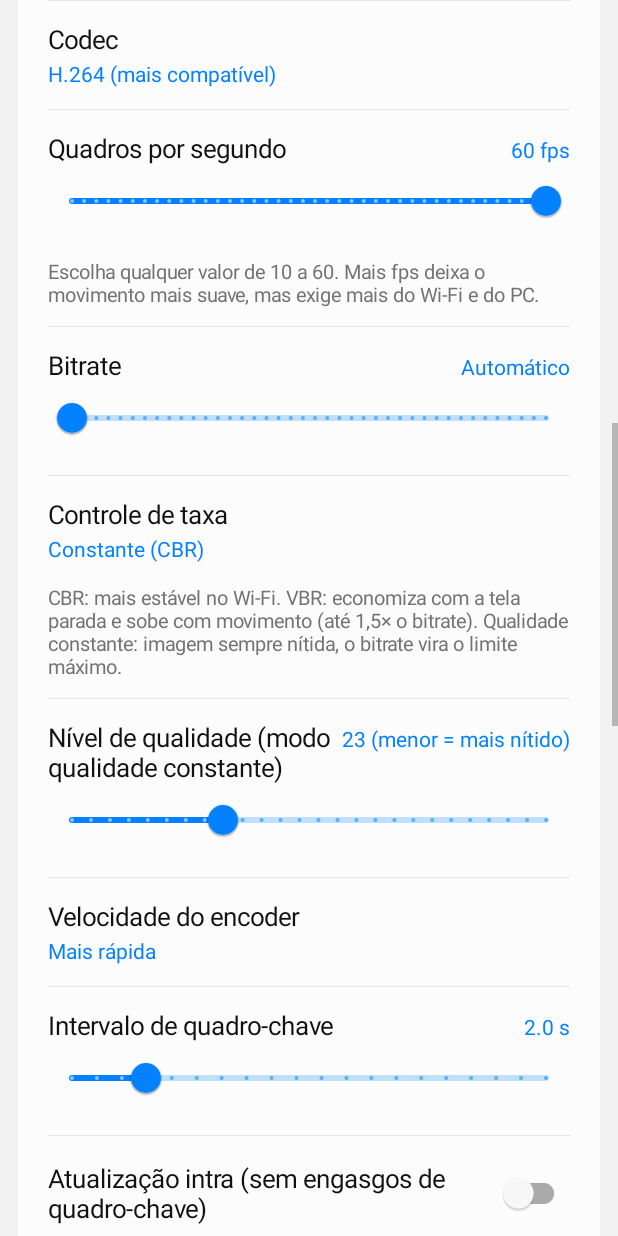
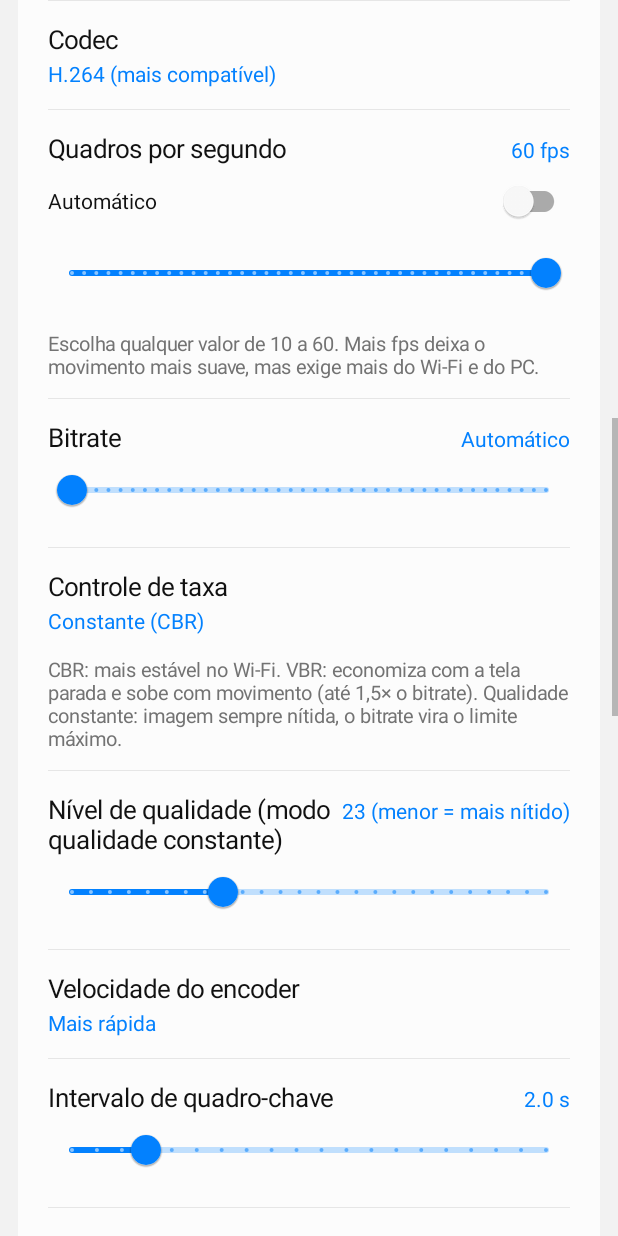
Before and after one commit to parceiros-beep/segunda-tela, an Android app: the screen it shows after launch (ConnectActivity), scrolled down 1153 dp, on a phone screen of 412 x 824 dp. Run offline under Robolectric (Android 15) with nearby library versions, the phone set to English and light mode, and no system bars.

Commit message:
FPS automático no app
Interruptor 'Automático' acima do controle de FPS. Automático escolhe
60 fps em cabo USB ou em Wi‑Fi 5/6 GHz com link alto; senão 30 fps.
O valor escolhido aparece na tela e é usado no cálculo do bitrate.

Claude-Session: https://claude.ai/code/session_01PihY7ZeqEAWv475Mxac5T5

```diff
--- a/android/app/build.gradle
+++ b/android/app/build.gradle
@@ -11,8 +11,8 @@ android {
         applicationId "com.segundatela.app"
         minSdk 26
         targetSdk 34
-        versionCode 7
-        versionName "3.3"
+        versionCode 8
+        versionName "3.4"
     }
 
     signingConfigs {
--- a/android/app/src/main/java/com/segundatela/app/Ajustes.kt
+++ b/android/app/src/main/java/com/segundatela/app/Ajustes.kt
@@ -13,7 +13,7 @@ data class Ajustes(
     // Vídeo e desempenho
     var perfil: String = "personalizado", // desenho | trabalho | video | economia | personalizado
     var codec: String = "h264",         // h264 | h265
-    var fps: Int = 60,                  // livre, de 10 a 60
+    var fps: Int = 60,                  // 0 = automático; senão livre, de 10 a 60
     var mbps: Int = 0,                  // 0 = automático; 2..150
     var taxa: String = "cbr",           // cbr | vbr | cq
     var cq: Int = 23,                   // qualidade constante (menor = melhor)
@@ -96,7 +96,7 @@ data class Ajustes(
             orientacao = p.getString("orientacao", "auto")!!,
             perfil = p.getString("perfil", "personalizado")!!,
             codec = p.getString("codec", "h264")!!,
-            fps = p.getInt("fps3", 60).coerceIn(10, 60),
+            fps = p.getInt("fps3", 60).let { if (it == 0) 0 else it.coerceIn(10, 60) },
             mbps = p.getInt("mbps", 0).coerceIn(0, 150),
             taxa = p.getString("taxa", "cbr")!!,
             cq = p.getInt("cq", 23).coerceIn(15, 40),
--- a/android/app/src/main/java/com/segundatela/app/ConnectActivity.kt
+++ b/android/app/src/main/java/com/segundatela/app/ConnectActivity.kt
@@ -101,8 +101,7 @@ class ConnectActivity : AppCompatActivity(), NsdDiscovery.Listener {
         escolha(v, R.string.opt_codec, listOf(
             "h264" to getString(R.string.codec_h264),
             "h265" to getString(R.string.codec_h265)), aj.codec) { aj.codec = it; personalizado() }
-        deslizante(v, R.string.fps, 10f, 60f, 1f, aj.fps.toFloat(),
-            { x -> "${x.toInt()} fps" }) { aj.fps = it.toInt(); personalizado() }
+        controleFps(v)
         dica(v, R.string.fps_hint)
         deslizante(v, R.string.opt_bitrate, 0f, 150f, 1f, aj.mbps.toFloat(),
             { x -> if (x < 1f) getString(R.string.bitrate_auto) else "${x.toInt()} Mbps" }) {
@@ -256,6 +255,63 @@ class ConnectActivity : AppCompatActivity(), NsdDiscovery.Listener {
             LinearLayout.LayoutParams.MATCH_PARENT, LinearLayout.LayoutParams.WRAP_CONTENT))
     }
 
+    /** FPS: valor livre de 10 a 60, ou Automático (a rede escolhe ao conectar). */
+    private fun controleFps(pai: LinearLayout) {
+        val row = linhaBase(pai, vertical = true)
+        row.background = null
+        val topo = LinearLayout(this).apply { orientation = LinearLayout.HORIZONTAL }
+        topo.addView(texto(getString(R.string.fps), 17f, R.color.text_primary),
+            LinearLayout.LayoutParams(0, LinearLayout.LayoutParams.WRAP_CONTENT, 1f))
+        val valor = texto("", 14f, R.color.accent)
+        topo.addView(valor)
+        row.addView(topo, LinearLayout.LayoutParams(
+            LinearLayout.LayoutParams.MATCH_PARENT, LinearLayout.LayoutParams.WRAP_CONTENT))
+
+        var manual = if (aj.fps in 10..60) aj.fps else 60
+        val slider = Slider(this).apply {
+            valueFrom = 10f; valueTo = 60f; stepSize = 1f
+            value = manual.toFloat()
+            labelBehavior = LabelFormatter.LABEL_GONE
+        }
+        val auto = SwitchMaterial(this).apply {
+            text = getString(R.string.fps_auto)
+            setTextColor(getColor(R.color.text_primary))
+            isChecked = aj.fps == 0
+        }
+        fun atualizar() {
+            if (auto.isChecked) {
+                valor.text = getString(R.string.fps_auto_value, fpsAutomatico())
+                slider.isEnabled = false
+            } else {
+                valor.text = "${manual} fps"
+                slider.isEnabled = true
+            }
+        }
+        slider.addOnChangeListener { _, x, doUsuario ->
+            manual = x.toInt()
+            if (doUsuario) {
+                if (!auto.isChecked) aj.fps = manual
+                personalizado(); aj.salvar(prefs)
+            }
+            atualizar()
+        }
+        auto.setOnCheckedChangeListener { _, marcado ->
+            aj.fps = if (marcado) 0 else manual
+            personalizado(); aj.salvar(prefs)
+            atualizar()
+        }
+        row.addView(auto)
+        row.addView(slider, LinearLayout.LayoutParams(
+            LinearLayout.LayoutParams.MATCH_PARENT, LinearLayout.LayoutParams.WRAP_CONTENT))
+        atualizar()
+    }
+
+    /** Automático: 60 fps quando a rede é rápida (5/6 GHz ou link alto); senão 30. */
+    private fun fpsAutomatico(): Int {
+        val st = try { NetInfo.read(this) } catch (_: Exception) { return 30 }
+        return if (st.band == "5 GHz" || st.band == "6 GHz" || st.linkMbps >= 200) 60 else 30
+    }
+
     /** Linha com interruptor à direita; tocar em qualquer lugar liga/desliga. */
     private fun chave(pai: LinearLayout, titulo: Int, atual: Boolean, aoMudar: (Boolean) -> Unit) {
         val row = linhaBase(pai, vertical = false)
@@ -378,10 +434,14 @@ class ConnectActivity : AppCompatActivity(), NsdDiscovery.Listener {
         val h = par((if (horizontal) menor else maior) * aj.resolucao / 100)
         val escala = if (aj.escala > 0) aj.escala else Ajustes.escalaAuto(maxOf(w, h))
 
+        // Automático: cabo USB sempre 60; Wi‑Fi conforme a banda e a velocidade.
+        val fps = if (aj.fps > 0) aj.fps
+            else if (host == "127.0.0.1") 60 else fpsAutomatico()
+
         val mbps = if (aj.mbps > 0) aj.mbps else {
             // ~0,1 bit por pixel; limitado pela velocidade do Wi-Fi.
             val bpp = if (aj.codec == "h265") 14_000_000L else 10_000_000L
-            val ideal = (w.toLong() * h * aj.fps / bpp).toInt().coerceIn(6, 60)
+            val ideal = (w.toLong() * h * fps / bpp).toInt().coerceIn(6, 60)
             if (host == "127.0.0.1") ideal else {
                 val link = try { NetInfo.read(this).linkMbps } catch (_: Exception) { 0 }
                 if (link > 0) minOf(ideal, maxOf(6, link * 2 / 5)) else ideal
@@ -390,9 +450,9 @@ class ConnectActivity : AppCompatActivity(), NsdDiscovery.Listener {
 
         val path = StringBuilder()
         if (aj.compat) {
-            path.append("/stream?fps=${minOf(aj.fps, 30)}&quality=${aj.jpeg}")
+            path.append("/stream?fps=${minOf(fps, 30)}&quality=${aj.jpeg}")
         } else {
-            path.append("/video?fps=${aj.fps}&kbps=${mbps * 1000}&codec=${aj.codec}")
+            path.append("/video?fps=$fps&kbps=${mbps * 1000}&codec=${aj.codec}")
             path.append("&taxa=${aj.taxa}&cq=${aj.cq}&vel=${aj.velocidade}")
             path.append("&gop=${aj.gop}&intra=${if (aj.intra) 1 else 0}")
         }
--- a/android/app/src/main/res/values/strings.xml
+++ b/android/app/src/main/res/values/strings.xml
@@ -120,4 +120,6 @@
     <string name="usb_title">Cabo USB</string>
     <string name="usb_on">Detectado · toque para conectar</string>
     <string name="usb_off">Ative a Depuração USB e plugue o cabo</string>
+    <string name="fps_auto">Automático</string>
+    <string name="fps_auto_value">Automático · %1$d fps agora</string>
 </resources>
```
